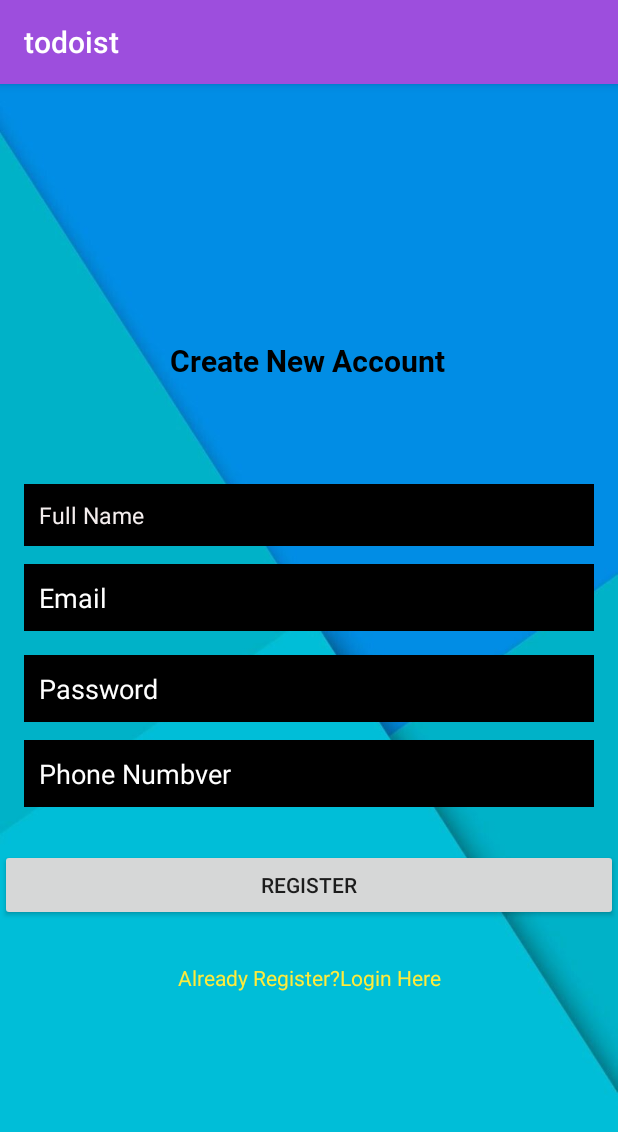
After one commit to CadmusFlux/To-Do, an Android app: the Register screen opened directly, with no data from a screen before it, on a phone screen of 412 x 824 dp. The commit adds this screen. Shown: the top 1132 px of the screen. Run offline under Robolectric (Android 15) with nearby library versions, the light colour scheme and no system bars; our stand-ins replace Firebase (no records; nobody signed in at launch, a user with empty details on screens opened directly).

Commit message:
Login Screen

```diff
--- a/app/build.gradle
+++ b/app/build.gradle
@@ -1,4 +1,5 @@
 apply plugin: 'com.android.application'
+apply plugin: 'com.google.gms.google-services'
 
 android {
     compileSdkVersion 30
@@ -27,7 +28,10 @@ dependencies {
     implementation 'androidx.appcompat:appcompat:1.2.0'
     implementation 'androidx.constraintlayout:constraintlayout:2.0.2'
     implementation 'androidx.recyclerview:recyclerview:1.1.0'
+    implementation 'com.google.firebase:firebase-auth:20.0.0'
+    implementation 'com.google.firebase:firebase-analytics'
     testImplementation 'junit:junit:4.12'
+    implementation platform('com.google.firebase:firebase-bom:26.0.0')
     androidTestImplementation 'androidx.test.ext:junit:1.1.2'
     androidTestImplementation 'androidx.test.espresso:espresso-core:3.3.0'
     implementation 'com.google.android.material:material:1.2.1'
--- a/app/src/main/AndroidManifest.xml
+++ b/app/src/main/AndroidManifest.xml
@@ -1,6 +1,7 @@
 <?xml version="1.0" encoding="utf-8"?>
 <manifest xmlns:android="http://schemas.android.com/apk/res/android"
     package="com.personal.todoist">
+    <uses-permission android:name="android.permission.INTERNET"/>
 
     <application
         android:allowBackup="true"
@@ -9,6 +10,8 @@
         android:roundIcon="@mipmap/ic_launcher_round"
         android:supportsRtl="true"
         android:theme="@style/AppTheme">
+        <activity android:name=".Register" />
+        <activity android:name=".Login" />
         <activity android:name=".SplashActivity">
             <intent-filter>
                 <action android:name="android.intent.action.MAIN" />
--- /dev/null
+++ b/app/src/main/java/com/personal/todoist/Register.java
@@ -0,0 +1,103 @@
+package com.personal.todoist;
+
+import androidx.annotation.NonNull;
+import androidx.appcompat.app.AppCompatActivity;
+
+import android.content.Intent;
+import android.os.Bundle;
+import android.text.TextUtils;
+import android.view.View;
+import android.widget.Button;
+import android.widget.EditText;
+import android.widget.ProgressBar;
+import android.widget.TextView;
+import android.widget.Toast;
+
+import com.google.android.gms.tasks.OnCompleteListener;
+import com.google.android.gms.tasks.Task;
+import com.google.firebase.auth.AuthResult;
+import com.google.firebase.auth.FirebaseAuth;
+
+public class Register extends AppCompatActivity {
+
+    EditText mFullName,mEmail,mPassword,mPhone;
+    Button mRegister_btn;
+    TextView mLoginBtn;
+    FirebaseAuth fAuth;
+    ProgressBar progressbar;
+
+    @Override
+    protected void onCreate(Bundle savedInstanceState) {
+        super.onCreate(savedInstanceState);
+        setContentView(R.layout.activity_register);
+
+
+        mFullName=findViewById(R.id.FullName);
+        mEmail=findViewById(R.id.Email);
+        mPassword=findViewById(R.id.password);
+        mPhone=findViewById(R.id.Phone);
+        mRegister_btn=findViewById(R.id.login_btn);
+        mLoginBtn=findViewById(R.id.createText);
+
+        fAuth=FirebaseAuth.getInstance();
+
+        //Code for not entering the login  credentials again
+
+        progressbar=findViewById(R.id.progressBar);
+        if(fAuth.getCurrentUser() != null){
+            startActivity(new Intent(getApplicationContext(),MainActivity.class));
+
+        }
+
+        mRegister_btn.setOnClickListener(new View.OnClickListener() {
+            @Override
+            public void onClick(View v) {
+
+                String email=mEmail.getText().toString().trim();
+                String  password= mPassword.getText().toString().trim();
+
+                if(TextUtils.isEmpty(email)){
+                    mEmail.setError("Email is Required");
+                    return;
+
+                }
+
+                if(TextUtils.isEmpty(password)){
+                    mPassword.setError("Password is Required");
+                    return;
+
+                }
+                if(password.length()<6){
+                    mPassword.setError("Password must be greater than 6 characters");
+                    return;
+
+                }
+                progressbar.setVisibility(View.VISIBLE);
+
+
+                //Register the user in fire base
+
+                fAuth.createUserWithEmailAndPassword(email,password).addOnCompleteListener(new OnCompleteListener<AuthResult>() {
+                    @Override
+                    public void onComplete(@NonNull Task<AuthResult> task) {
+                        if(task.isSuccessful()){
+                            Toast.makeText(Register.this, "User Created", Toast.LENGTH_SHORT).show();
+                            startActivity(new Intent(getApplicationContext(),MainActivity.class));
+                        }else{
+                            Toast.makeText(Register.this, "Error"+ task.getException().getMessage(), Toast.LENGTH_SHORT).show();
+                            progressbar.setVisibility(View.GONE);
+                        }
+                    }
+                });
+
+
+            }
+        });
+        mLoginBtn.setOnClickListener(new View.OnClickListener() {
+            @Override
+            public void onClick(View v) {
+                startActivity(new Intent(getApplicationContext(),Login.class));
+            }
+        });
+    }
+}
--- a/app/src/main/java/com/personal/todoist/SplashActivity.java
+++ b/app/src/main/java/com/personal/todoist/SplashActivity.java
@@ -14,7 +14,7 @@ public class SplashActivity extends AppCompatActivity {
         setContentView(R.layout.activity_splash);
         getSupportActionBar().hide();
 
-        final Intent i = new Intent(SplashActivity.this,MainActivity.class);
+        final Intent i = new Intent(SplashActivity.this,Register.class);
         new Handler().postDelayed(new Runnable() {
             @Override
             public void run() {
--- /dev/null
+++ b/app/src/main/res/layout/activity_register.xml
@@ -0,0 +1,147 @@
+<?xml version="1.0" encoding="utf-8"?>
+<androidx.constraintlayout.widget.ConstraintLayout xmlns:android="http://schemas.android.com/apk/res/android"
+    xmlns:app="http://schemas.android.com/apk/res-auto"
+    xmlns:tools="http://schemas.android.com/tools"
+    android:layout_width="match_parent"
+    android:layout_height="match_parent"
+    android:background="@drawable/background_register"
+    tools:context=".Register">
+
+    <TextView
+        android:id="@+id/textView6"
+        android:layout_width="wrap_content"
+        android:layout_height="wrap_content"
+        android:fontFamily="@font/roboto_bold"
+        android:text="Create New Account"
+        android:textColor="#000"
+        android:textSize="20sp"
+        app:layout_constraintBottom_toBottomOf="parent"
+        app:layout_constraintEnd_toEndOf="parent"
+        app:layout_constraintHorizontal_bias="0.497"
+        app:layout_constraintStart_toStartOf="parent"
+        app:layout_constraintTop_toTopOf="parent"
+        app:layout_constraintVertical_bias="0.23" />
+
+    <EditText
+        android:id="@+id/FullName"
+        android:layout_width="0dp"
+        android:layout_height="wrap_content"
+        android:layout_marginStart="16dp"
+        android:layout_marginLeft="16dp"
+        android:layout_marginEnd="16dp"
+        android:layout_marginRight="16dp"
+        android:background="@color/fontDark1"
+        android:ems="10"
+        android:hint="Full Name"
+        android:inputType="textPersonName"
+        android:padding="10dp"
+        android:textColor="#F8F6F6"
+        android:textColorHint="#F4EEEE"
+        android:textSize="15sp"
+        app:layout_constraintBottom_toBottomOf="parent"
+        app:layout_constraintEnd_toEndOf="parent"
+        app:layout_constraintHorizontal_bias="0.0"
+        app:layout_constraintStart_toStartOf="parent"
+        app:layout_constraintTop_toBottomOf="@+id/textView6"
+        app:layout_constraintVertical_bias="0.13" />
+
+    <EditText
+        android:id="@+id/Email"
+        android:layout_width="0dp"
+        android:layout_height="wrap_content"
+        android:layout_marginStart="16dp"
+        android:layout_marginLeft="16dp"
+        android:layout_marginTop="12dp"
+        android:layout_marginEnd="16dp"
+        android:layout_marginRight="16dp"
+        android:background="@color/fontDark1"
+        android:ems="10"
+        android:hint="Email"
+        android:inputType="textEmailAddress"
+        android:padding="10dp"
+        android:textColor="#FFFFFF"
+        android:textColorHint="#FFFFFF"
+        app:layout_constraintEnd_toEndOf="parent"
+        app:layout_constraintHorizontal_bias="0.58"
+        app:layout_constraintStart_toStartOf="parent"
+        app:layout_constraintTop_toBottomOf="@+id/FullName" />
+
+    <EditText
+        android:id="@+id/password"
+        android:layout_width="0dp"
+        android:layout_height="wrap_content"
+        android:layout_marginStart="16dp"
+        android:layout_marginLeft="16dp"
+        android:layout_marginTop="16dp"
+        android:layout_marginEnd="16dp"
+        android:layout_marginRight="16dp"
+        android:ems="10"
+        android:background="@color/fontDark1"
+        android:inputType="textPassword"
+        android:hint="Password"
+        android:padding="10dp"
+        android:textColor="#FFFFFF"
+        android:textColorHint="#FFFFFF"
+        app:layout_constraintEnd_toEndOf="parent"
+        app:layout_constraintHorizontal_bias="1.0"
+        app:layout_constraintStart_toStartOf="parent"
+        app:layout_constraintTop_toBottomOf="@+id/Email" />
+
+    <EditText
+        android:id="@+id/Phone"
+        android:layout_width="0dp"
+        android:layout_height="wrap_content"
+        android:layout_marginStart="16dp"
+        android:layout_marginLeft="16dp"
+        android:layout_marginTop="12dp"
+        android:layout_marginEnd="16dp"
+        android:layout_marginRight="16dp"
+        android:background="@color/fontDark1"
+        android:ems="10"
+        android:hint="Phone Numbver"
+        android:inputType="textPersonName"
+        android:padding="10dp"
+        android:textColor="#FFFFFF"
+        android:textColorHint="#FFFFFF"
+        app:layout_constraintEnd_toEndOf="parent"
+        app:layout_constraintHorizontal_bias="0.497"
+        app:layout_constraintStart_toStartOf="parent"
+        app:layout_constraintTop_toBottomOf="@+id/password" />
+
+    <Button
+        android:id="@+id/login_btn"
+        android:layout_width="0dp"
+        android:layout_height="wrap_content"
+        android:layout_marginTop="28dp"
+        android:text="Register"
+        app:layout_constraintEnd_toEndOf="parent"
+        app:layout_constraintHorizontal_bias="0.498"
+        app:layout_constraintStart_toStartOf="parent"
+        app:layout_constraintTop_toBottomOf="@+id/Phone" />
+
+    <TextView
+        android:id="@+id/createText"
+
+        android:layout_width="wrap_content"
+        android:layout_height="wrap_content"
+        android:layout_marginTop="28dp"
+        android:text="Already Register?Login Here"
+        android:textColor="#FFEB3B"
+        app:layout_constraintEnd_toEndOf="parent"
+        app:layout_constraintStart_toStartOf="parent"
+        app:layout_constraintTop_toBottomOf="@+id/login_btn" />
+
+    <ProgressBar
+        android:id="@+id/progressBar"
+        style="?android:attr/progressBarStyle"
+        android:layout_width="wrap_content"
+        android:layout_height="wrap_content"
+        android:layout_marginTop="36dp"
+        android:visibility="invisible"
+        app:layout_constraintEnd_toEndOf="parent"
+        app:layout_constraintHorizontal_bias="0.498"
+        app:layout_constraintStart_toStartOf="parent"
+        app:layout_constraintTop_toBottomOf="@+id/createText" />
+
+
+</androidx.constraintlayout.widget.ConstraintLayout>
--- a/app/src/main/res/layout/task_layout.xml
+++ b/app/src/main/res/layout/task_layout.xml
@@ -11,7 +11,7 @@
     app:cardCornerRadius="25dp"
     android:layout_marginTop="26dp"
     android:backgroundTint="@color/colorPrimary"
-    >
+    tool:targetApi="lollipop">
 
     <RelativeLayout
         android:layout_width="match_parent"
--- a/build.gradle
+++ b/build.gradle
@@ -6,6 +6,7 @@ buildscript {
     }
     dependencies {
         classpath "com.android.tools.build:gradle:4.0.2"
+        classpath 'com.google.gms:google-services:4.3.4'
 
         // NOTE: Do not place your application dependencies here; they belong
         // in the individual module build.gradle files
```
Also changed, not shown: app/src/main/java/com/personal/todoist/Login.java (added, +89 -0 lines), app/src/main/java/com/personal/todoist/MainActivity.java (+14 -4 lines), app/src/main/res/layout/activity_login.xml (added, +105 -0 lines), app/src/main/res/layout/activity_main.xml (+19 -4 lines), app/src/main/res/drawable-v24/background_register.jpg (added), 1 other file.
